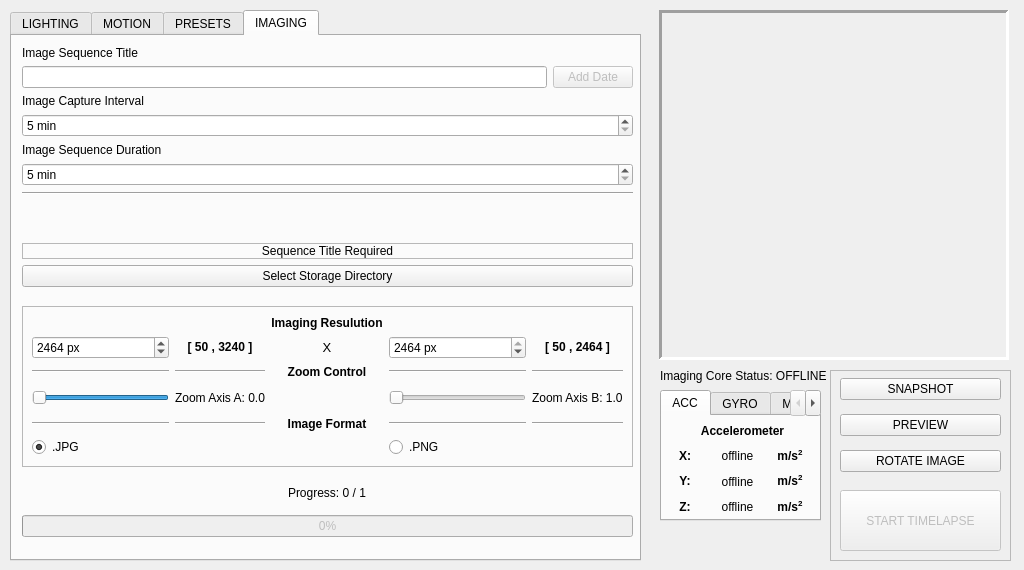
Qt form _ui/Clinostat.ui (CoCl-Jerry/SciSpin_Max_Dev) before a commit.
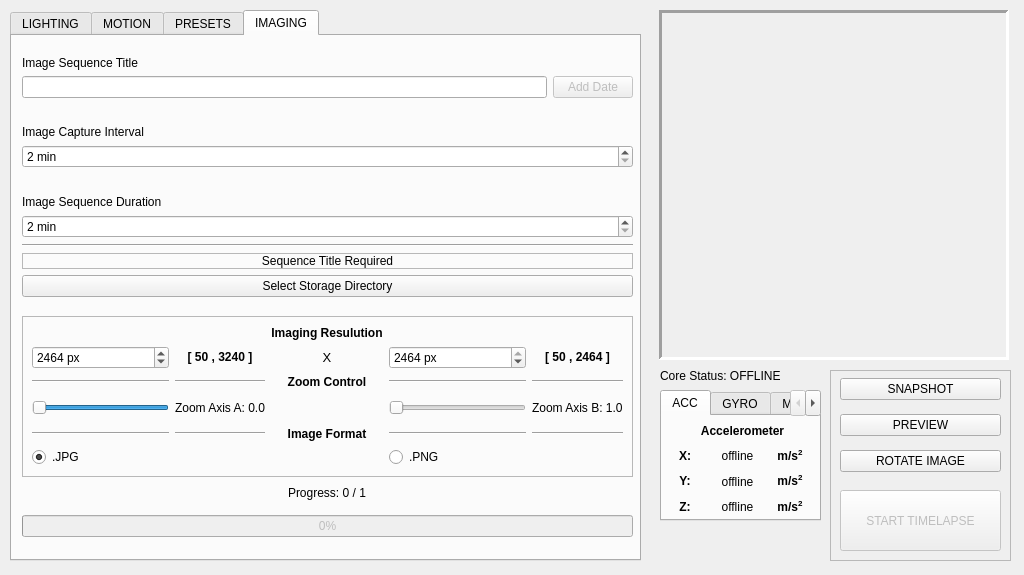
The same form after that commit. The open tabs and pages were chosen to show the change. Icons and pictures are not drawn.

```diff
--- a/_ui/Clinostat.ui
+++ b/_ui/Clinostat.ui
@@ -10,7 +10,7 @@
     <x>0</x>
     <y>0</y>
     <width>1024</width>
-    <height>570</height>
+    <height>575</height>
    </rect>
   </property>
   <property name="windowTitle">
@@ -1036,7 +1036,7 @@
       <property name="geometry">
        <rect>
         <x>10</x>
-        <y>10</y>
+        <y>20</y>
         <width>611</width>
         <height>241</height>
        </rect>
@@ -1104,7 +1104,7 @@
             <string> min</string>
            </property>
            <property name="minimum">
-            <number>5</number>
+            <number>2</number>
            </property>
            <property name="maximum">
             <number>99999999</number>
@@ -1147,7 +1147,7 @@
             <string> min</string>
            </property>
            <property name="minimum">
-            <number>5</number>
+            <number>2</number>
            </property>
            <property name="maximum">
             <number>99999999</number>
@@ -1161,22 +1161,6 @@
            </property>
           </widget>
          </item>
-         <item>
-          <spacer name="verticalSpacer">
-           <property name="orientation">
-            <enum>Qt::Vertical</enum>
-           </property>
-           <property name="sizeType">
-            <enum>QSizePolicy::Expanding</enum>
-           </property>
-           <property name="sizeHint" stdset="0">
-            <size>
-             <width>20</width>
-             <height>120</height>
-            </size>
-           </property>
-          </spacer>
-         </item>
          <item>
           <widget class="QLabel" name="directory_label">
            <property name="enabled">
@@ -1246,7 +1230,7 @@
       <property name="geometry">
        <rect>
         <x>10</x>
-        <y>270</y>
+        <y>280</y>
         <width>611</width>
         <height>161</height>
        </rect>
@@ -1262,7 +1246,7 @@
       <property name="geometry">
        <rect>
         <x>20</x>
-        <y>280</y>
+        <y>290</y>
         <width>591</width>
         <height>141</height>
        </rect>
@@ -1903,7 +1887,7 @@
      </rect>
     </property>
     <property name="text">
-     <string>Imaging Core Status: OFFLINE</string>
+     <string>Core Status: OFFLINE</string>
     </property>
    </widget>
    <widget class="QFrame" name="Capture_frame">
```
Left out of the diff: 31 changed lines with no effect on the pictures.
